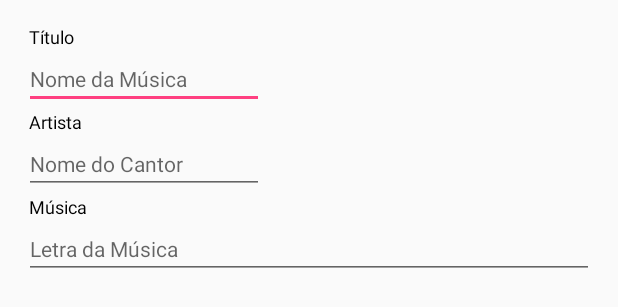
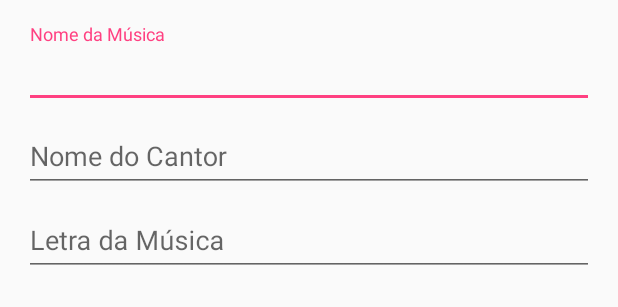
Before and after one commit to alexabreusantos/minhas_letras, an Android app: the layout activity_edit_letra.xml on its own in the app's theme, with its tools: preview values and no code run, on a phone screen of 412 x 824 dp. Shown: the top 307 px of the screen. Run offline under Robolectric (Android 15) with nearby library versions, the phone set to English and light mode, and no system bars.

```diff
--- a/app/src/main/java/com/alexabreu/minhasletras/diversas_letras/FernandaBrum.java
+++ b/app/src/main/java/com/alexabreu/minhasletras/diversas_letras/FernandaBrum.java
@@ -12,7 +12,7 @@ public class FernandaBrum {
 
     public static String cantorFernandaBrum = "Fernanda Brum";
     public static String nomeEspiritoSanto = "Espírito Santo";
-    public static String letraEspiritoSanto = "Espírito Santo ore por mim, \n " +
+    public static String letraEspiritoSanto = "Espírito Santo ore por mim, \n" +
             "Leve pra Deus tudo aquilo que eu preciso. \n"+
             "Espírito Santo use as palavras que eu necessito usar, \n"+
             "Mas não consigo. \n"+
--- a/app/src/main/res/layout/activity_edit_letra.xml
+++ b/app/src/main/res/layout/activity_edit_letra.xml
@@ -1,5 +1,6 @@
 <?xml version="1.0" encoding="utf-8"?>
-<RelativeLayout xmlns:android="http://schemas.android.com/apk/res/android"
+<LinearLayout xmlns:android="http://schemas.android.com/apk/res/android"
+    xmlns:app="http://schemas.android.com/apk/res-auto"
     xmlns:tools="http://schemas.android.com/tools"
     android:layout_width="match_parent"
     android:layout_height="match_parent"
@@ -7,105 +8,45 @@
     android:paddingLeft="@dimen/activity_horizontal_margin"
     android:paddingRight="@dimen/activity_horizontal_margin"
     android:paddingTop="@dimen/activity_vertical_margin"
-    tools:context="com.letras.alexabreusantos.appletras.ActivityAddLetra">
+    app:layout_behavior="@string/appbar_scrolling_view_behavior"
 
-    <RelativeLayout
-        android:layout_width="wrap_content"
-        android:layout_height="wrap_content"
-        android:id="@+id/rl_nome_musica_id">
 
-        <TextView
-            android:layout_width="wrap_content"
+    android:orientation="vertical">
+
+    <android.support.design.widget.TextInputLayout
+        android:id="@+id/input_layout_nome"
+        android:layout_width="fill_parent"
+        android:layout_height="wrap_content">
+        <EditText
+            android:layout_width="fill_parent"
             android:layout_height="wrap_content"
-            android:text="@string/textview_musica"
-            android:id="@+id/tv_nome_musica"
-            android:layout_alignParentTop="true"
-            android:layout_alignParentLeft="true"
-            android:layout_alignParentStart="true"
-            android:textColor="@color/colorBlack"
-            android:textSize="@dimen/abc_font_12sp"
-            android:layout_marginLeft="@dimen/abc_margin_left_3sp" />
-
-        <EditText
-            android:layout_width="wrap_content"
-            android:layout_height="wrap_content"
-            android:inputType="textCapSentences"
-            android:ems="10"
             android:id="@+id/edt_nome_musica"
             android:hint="@string/nome_musica_hint"
-            android:layout_below="@id/tv_nome_musica"
-            android:layout_alignParentLeft="true"
-            android:layout_alignParentStart="true"
-            android:textSize="@dimen/abc_font_14sp" />
+            android:inputType="text"/>
+    </android.support.design.widget.TextInputLayout>
 
-    </RelativeLayout>
-
-
-    <RelativeLayout
-        android:layout_width="wrap_content"
-        android:layout_height="wrap_content"
-        android:id="@+id/rl_nome_cantor_id"
-        android:layout_below="@+id/rl_nome_musica_id"
-        android:layout_alignParentLeft="true"
-        android:layout_alignParentStart="true">
-
-        <TextView
-            android:layout_width="wrap_content"
+    <android.support.design.widget.TextInputLayout
+        android:id="@+id/input_layout_cantor"
+        android:layout_width="fill_parent"
+        android:layout_height="wrap_content">
+        <EditText
+            android:layout_width="fill_parent"
             android:layout_height="wrap_content"
-            android:text="@string/textview_cantor"
-            android:id="@+id/tv_nome_cantor"
-            android:textColor="@color/colorBlack"
-            android:textSize="@dimen/abc_font_12sp"
-            android:layout_alignParentTop="true"
-            android:layout_alignParentLeft="true"
-            android:layout_alignParentStart="true"
-            android:layout_marginLeft="@dimen/abc_margin_left_3sp" />
-
-        <EditText
-            android:layout_width="wrap_content"
-            android:layout_height="wrap_content"
-            android:inputType="textCapSentences"
-            android:ems="10"
             android:id="@+id/edt_nome_cantor"
             android:hint="@string/nome_cantor_hint"
-            android:layout_below="@+id/tv_nome_cantor"
-            android:layout_alignParentLeft="true"
-            android:layout_alignParentStart="true"
-            android:textSize="@dimen/abc_font_14sp" />
+            android:inputType="text"/>
+    </android.support.design.widget.TextInputLayout>
 
-    </RelativeLayout>
-
-    <RelativeLayout
-        android:layout_width="match_parent"
-        android:layout_height="wrap_content"
-        android:id="@+id/rl_letra_musica_id"
-        android:layout_below="@+id/rl_nome_cantor_id"
-        android:layout_alignParentLeft="true"
-        android:layout_alignParentStart="true">
-
-        <TextView
-            android:layout_width="wrap_content"
+    <android.support.design.widget.TextInputLayout
+        android:id="@+id/input_layout_letra"
+        android:layout_width="fill_parent"
+        android:layout_height="wrap_content">
+        <EditText
+            android:layout_width="fill_parent"
             android:layout_height="wrap_content"
-            android:text="@string/textview_letra"
-            android:id="@+id/tv_letra_musica"
-            android:textColor="@color/colorBlack"
-            android:textSize="@dimen/abc_font_12sp"
-            android:layout_alignParentTop="true"
-            android:layout_alignParentLeft="true"
-            android:layout_alignParentStart="true"
-            android:layout_marginLeft="@dimen/abc_margin_left_3sp" />
-
-        <EditText
-            android:layout_width="match_parent"
-            android:layout_height="wrap_content"
-            android:inputType="textMultiLine|textCapSentences"
-            android:ems="10"
             android:id="@+id/edt_letra_musica"
             android:hint="@string/letra_musica_hint"
-            android:layout_below="@+id/tv_letra_musica"
-            android:layout_alignParentLeft="true"
-            android:layout_alignParentStart="true"
-            android:textSize="@dimen/abc_font_14sp" />
-    </RelativeLayout>
+            android:inputType="textMultiLine"/>
+    </android.support.design.widget.TextInputLayout>
 
-</RelativeLayout>
+</LinearLayout>
```
Also changed, not shown: app/src/main/java/com/alexabreu/minhasletras/AddLetra.java (+6 -16 lines), app/src/main/java/com/alexabreu/minhasletras/EditLetra.java (+36 -10 lines), app/src/main/java/com/alexabreu/minhasletras/MainActivity.java (+5 -21 lines), app/src/main/java/com/alexabreu/minhasletras/dao/LetraDAO.java (+9 -13 lines), app/src/main/java/com/alexabreu/minhasletras/util/ListaLetrasListener.java (deleted, +0 -28 lines).
